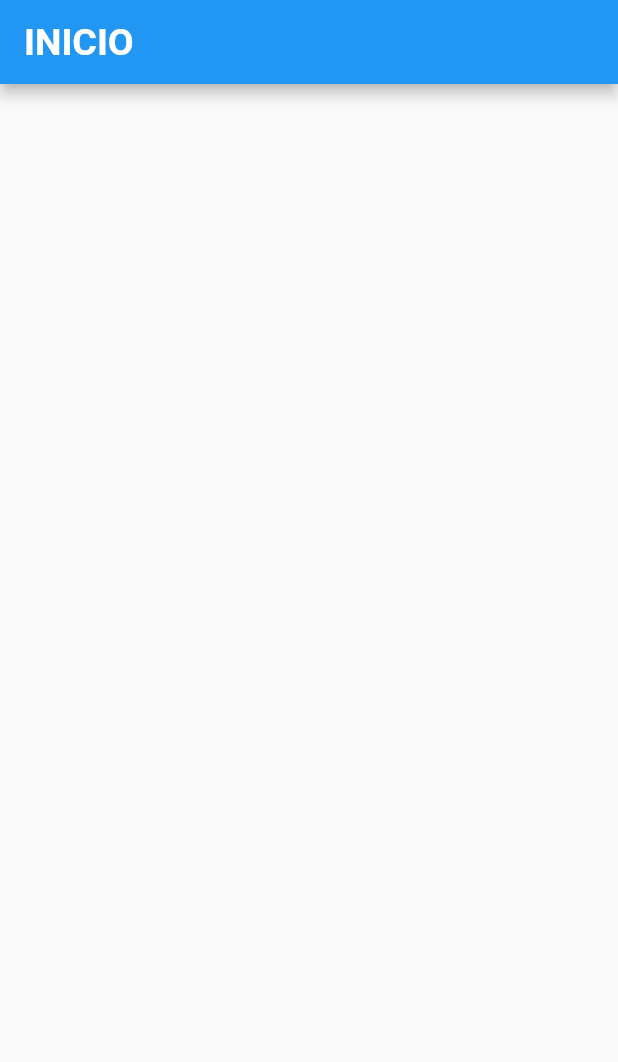
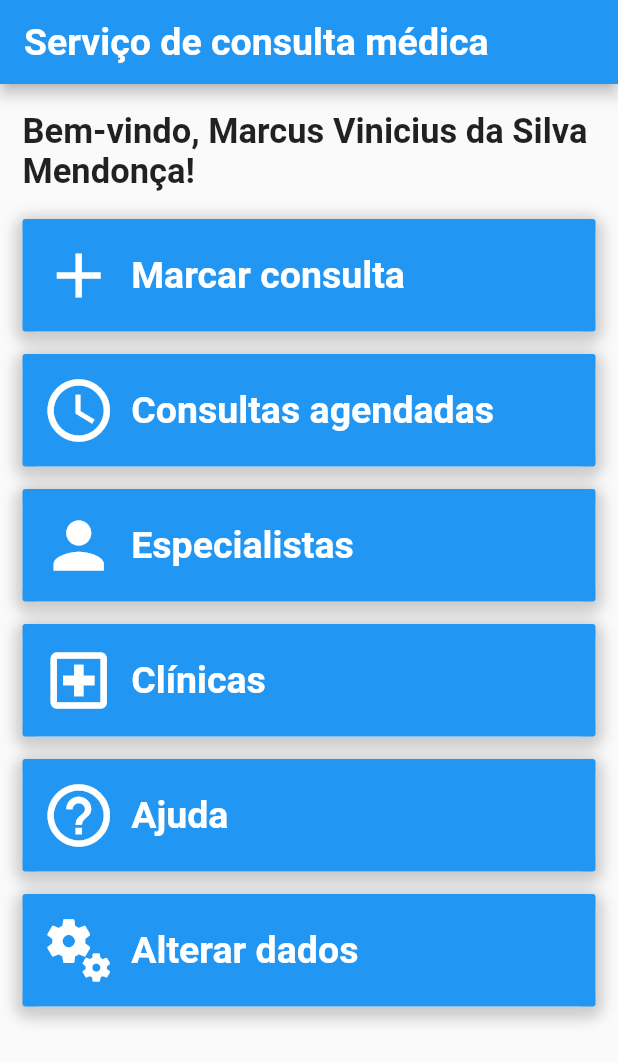
Before and after one commit to ViniciuszXL/Medical-Scheduling, a Flutter app: the Inicio screen opened by its route, on a phone screen of 412 x 824 dp. Shown: the top 1062 px of the screen. Run offline on Flutter 3.47's test engine with Material 2 defaults, Android fonts, the phone set to English and light mode, and no system bars.

Commit message:
Adicionado a página de marcar consultas e consultas agendadas

```diff
--- a/lib/pages/Inicio/Inicio.dart
+++ b/lib/pages/Inicio/Inicio.dart
@@ -1,5 +1,4 @@
 import 'package:flutter/material.dart';
-import 'package:flutter/services.dart';
 
 // Utilitaries //
 import 'package:medical_scheduling/pages/Utilitaries/Utilitaries.dart';
@@ -8,19 +7,124 @@ class Inicio extends StatelessWidget {
   @override
   Widget build(BuildContext context) {
     Scaffold scaffold = new Scaffold(
-      appBar: AppBar(
-        automaticallyImplyLeading: false,
-        title: Text(
-          'INICIO',
-          style: TextStyle(
-            fontSize: 25,
-            fontWeight: FontWeight.w700,
-            fontStyle: FontStyle.normal,
-            color: Colors.white,
-          ),
-        ),
+      appBar: Utilitaries.createAppBar(false, 'Serviço de consulta médica', 25),
+      body: ListView(
+        children: [
+          Container(
+            child: initialUI(context),
+          )
+        ],
       ),
     );
     return scaffold;
   }
+
+  Widget initialUI(BuildContext context) {
+    return Column(
+      children: <Widget>[
+        Container(
+          height: 60,
+          alignment: Alignment.center,
+          margin: EdgeInsets.all(15.0),
+          child: Text(
+            "Bem-vindo, Marcus Vinicius da Silva Mendonça!",
+            style: TextStyle(fontSize: 23, fontWeight: FontWeight.w600),
+          ),
+        ),
+        Column(
+          children: <Widget>[
+            createOption(
+              context,
+              "Marcar consulta",
+              Icons.add,
+              'marcarConsultas',
+            ),
+            createOption(
+              context,
+              "Consultas agendadas",
+              Icons.schedule,
+              'consultasAgendadas',
+            ),
+            createOption(
+              context,
+              "Especialistas",
+              Icons.person,
+              'marcarConsultas',
+            ),
+            createOption(
+              context,
+              "Clínicas",
+              Icons.local_hospital_outlined,
+              'marcarConsultas',
+            ),
+            createOption(
+              context,
+              "Ajuda",
+              Icons.help_outline_outlined,
+              'marcarConsultas',
+            ),
+            createOption(
+              context,
+              "Alterar dados",
+              Icons.miscellaneous_services,
+              'marcarConsultas',
+            ),
+          ],
+        )
+      ],
+    );
+  }
+
+  Widget createOption(
+      BuildContext context, String type, IconData icon, String pageName) {
+    return Container(
+      margin: EdgeInsets.only(
+        right: 15,
+        left: 15,
+        bottom: 15,
+      ),
+      decoration: BoxDecoration(
+        color: Colors.white,
+        borderRadius: BorderRadius.all(Radius.circular(10)),
+        boxShadow: [
+          BoxShadow(
+            color: Colors.grey.withOpacity(0.5),
+            spreadRadius: 5,
+            blurRadius: 7,
+            offset: Offset(0, 3),
+          ),
+        ],
+      ),
+      child: FlatButton(
+        color: Colors.blue,
+        padding: EdgeInsets.all(12.5),
+        child: Row(
+          children: <Widget>[
+            Container(
+              alignment: Alignment.center,
+              margin: EdgeInsets.only(right: 10),
+              child: Icon(
+                icon,
+                size: 50,
+                color: Colors.white,
+              ),
+            ),
+            Container(
+              alignment: Alignment.center,
+              child: Text(
+                type,
+                textAlign: TextAlign.center,
+                style: TextStyle(
+                  fontSize: 25,
+                  fontWeight: FontWeight.w600,
+                  color: Colors.white,
+                ),
+              ),
+            ),
+          ],
+        ),
+        onPressed: () => {Navigator.pushNamed(context, '/' + pageName)},
+      ),
+    );
+  }
 }
--- a/lib/pages/Utilitaries/Utilitaries.dart
+++ b/lib/pages/Utilitaries/Utilitaries.dart
@@ -18,6 +18,22 @@ class Utilitaries {
     return initial;
   }
 
+  static AppBar createAppBar(bool returns, String title, double fontSize) {
+    AppBar appBar = AppBar(
+      automaticallyImplyLeading: returns,
+      title: Text(
+        title,
+        style: TextStyle(
+          fontSize: fontSize,
+          fontWeight: FontWeight.w700,
+          fontStyle: FontStyle.normal,
+          color: Colors.white,
+        ),
+      ),
+    );
+    return appBar;
+  }
+
   static SizedBox constructSpace(double size) {
     SizedBox box = new SizedBox(height: size);
     return box;
@@ -28,7 +44,6 @@ class Utilitaries {
       width: width,
       child: Image.asset(src),
     );
-
     return box;
   }
 
```
Also changed, not shown: lib/main.dart (+7 -1 lines), lib/pages/Consultas/ConsultasAgendadas.dart (added, +145 -0 lines), lib/pages/Consultas/MarcarConsultas.dart (added, +348 -0 lines), lib/pages/Login/Login.dart (+7 -1 lines), lib/pages/Registro/Registro.dart (+7 -1 lines).
